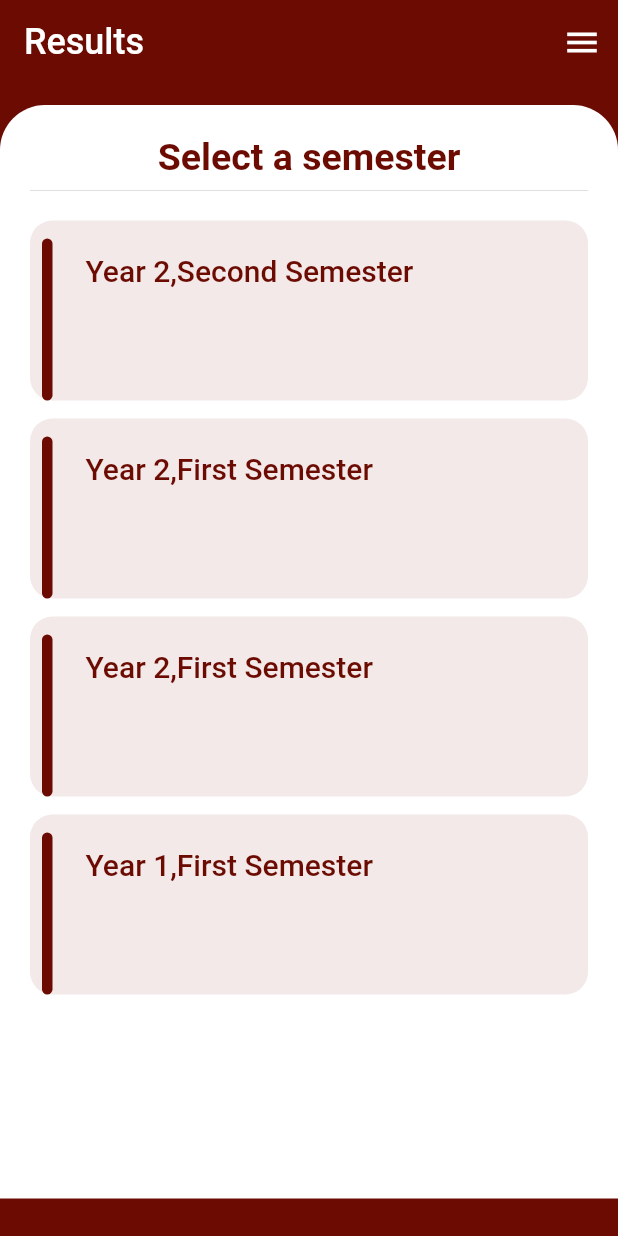
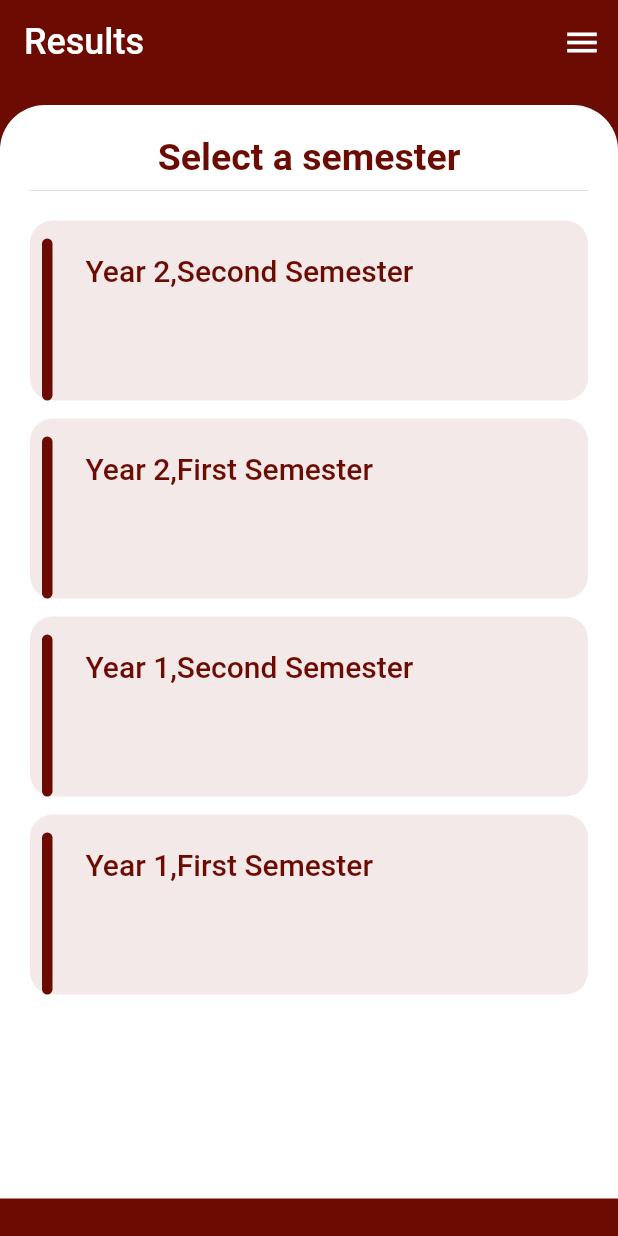
Before and after one commit to codewithdarkwa/new-aim-flutter, a Flutter app: the Results screen opened directly, on a phone screen of 412 x 824 dp. Run offline on Flutter 3.47's test engine with Material 2 defaults, Android fonts, the phone set to English and light mode, and no system bars.

Commit message:
fix a bug

```diff
--- a/lib/pages/results.dart
+++ b/lib/pages/results.dart
@@ -14,7 +14,7 @@ class Results extends StatelessWidget {
     List results = [
       'Year 2,Second Semester',
       'Year 2,First Semester',
-      'Year 2,First Semester',
+      'Year 1,Second Semester',
       'Year 1,First Semester',
     ];
     return Scaffold(
```
